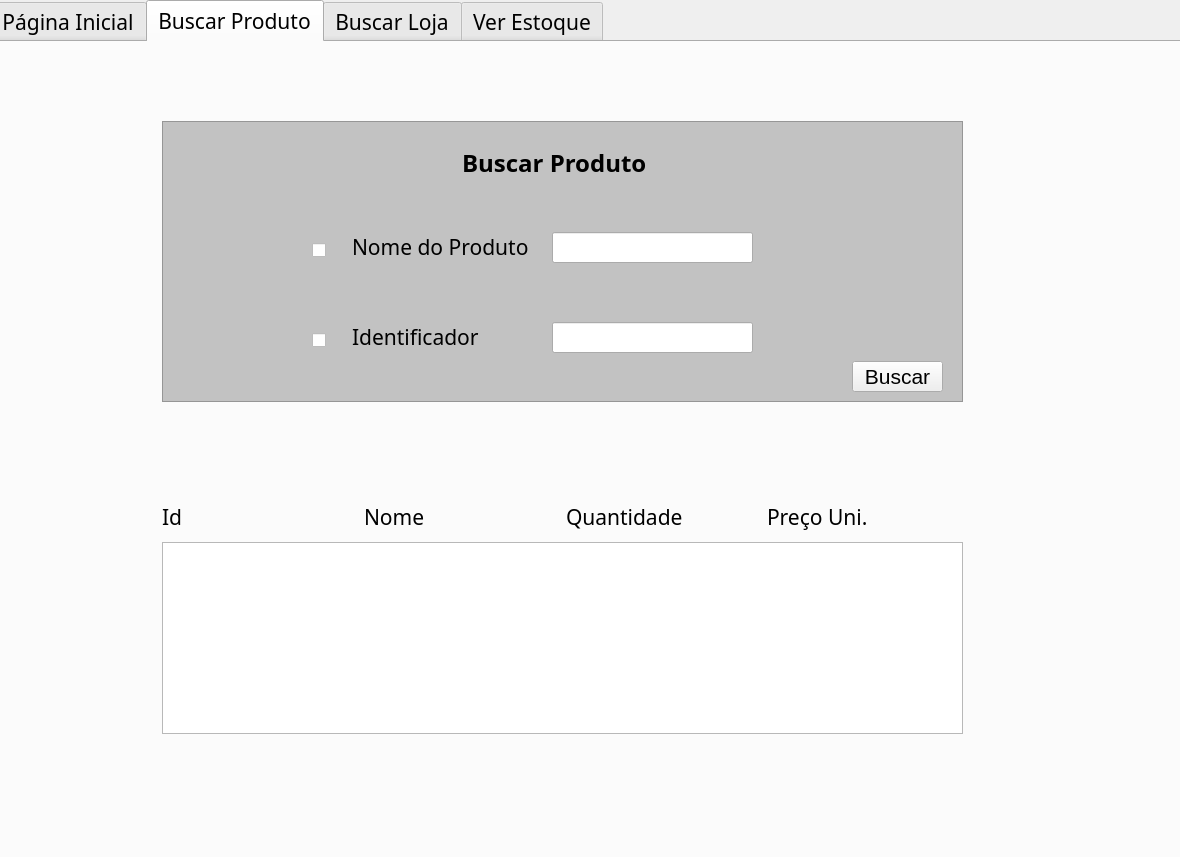
This is telas/Home.ui in FranciscoMaik/Toth as Qt 5 draws it before an edit. The edited form follows.
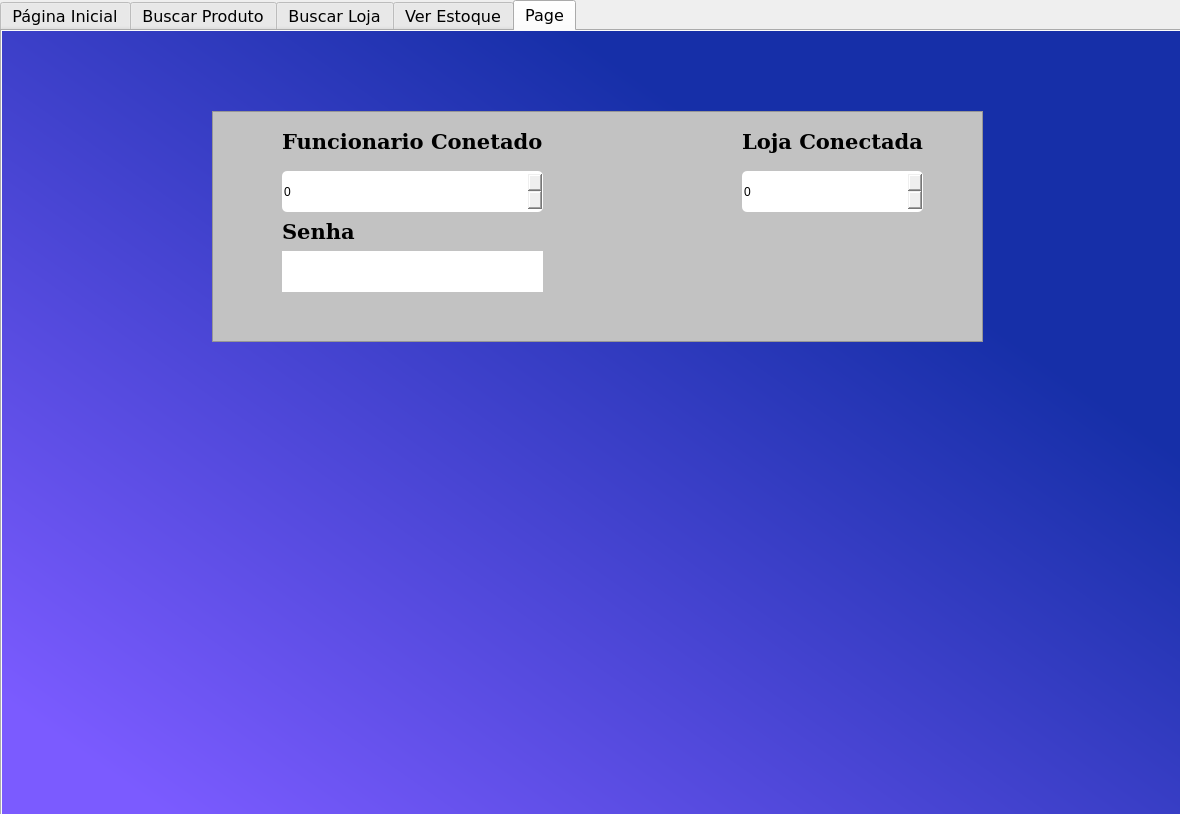
This is the edited form. The open tabs and pages were chosen to show the change.

```diff
--- a/telas/Home.ui
+++ b/telas/Home.ui
@@ -7,7 +7,7 @@
     <x>0</x>
     <y>0</y>
     <width>1180</width>
-    <height>857</height>
+    <height>814</height>
    </rect>
   </property>
   <property name="windowTitle">
@@ -16,10 +16,13 @@
   <property name="autoFillBackground">
    <bool>false</bool>
   </property>
-  <widget class="QTabWidget" name="CadastrarProduto">
+  <widget class="QTabWidget" name="grafico">
+   <property name="enabled">
+    <bool>true</bool>
+   </property>
    <property name="geometry">
     <rect>
-     <x>-10</x>
+     <x>0</x>
      <y>0</y>
      <width>1191</width>
      <height>861</height>
@@ -27,8 +30,8 @@
    </property>
    <property name="font">
     <font>
-     <family>Microsoft PhagsPa</family>
-     <pointsize>16</pointsize>
+     <family>DejaVu Sans</family>
+     <pointsize>12</pointsize>
     </font>
    </property>
    <property name="layoutDirection">
@@ -37,7 +40,7 @@
    <property name="currentIndex">
     <number>0</number>
    </property>
-   <widget class="QWidget" name="tab">
+   <widget class="QWidget" name="pagina_inicial">
     <property name="font">
      <font>
       <family>Microsoft PhagsPa</family>
@@ -199,13 +202,24 @@
       <string>Atualizar</string>
      </property>
     </widget>
-    <widget class="QLabel" name="grafico">
+    <widget class="QWidget" name="gridLayoutWidget">
      <property name="geometry">
       <rect>
        <x>650</x>
        <y>170</y>
        <width>471</width>
-       <height>411</height>
+       <height>381</height>
+      </rect>
+     </property>
+     <layout class="QGridLayout" name="gridLayout"/>
+    </widget>
+    <widget class="QLabel" name="lb_loja_conect">
+     <property name="geometry">
+      <rect>
+       <x>1090</x>
+       <y>750</y>
+       <width>67</width>
+       <height>17</height>
       </rect>
      </property>
      <property name="text">
@@ -213,7 +227,12 @@
      </property>
     </widget>
    </widget>
-   <widget class="QWidget" name="tab_3">
+   <widget class="QWidget" name="buscar_produto">
+    <property name="styleSheet">
+     <string notr="true">#buscar_produto{
+background-color: qlineargradient(spread:pad, x1:0.095, y1:0.903, x2:0.994, y2:0.0113636, stop:0 rgba(123, 91, 255, 255), stop:0.716418 rgba(22, 47, 168, 255));
+}</string>
+    </property>
     <attribute name="title">
      <string>Buscar Produto</string>
     </attribute>
@@ -238,44 +257,6 @@
       <string>Buscar Produto</string>
      </property>
     </widget>
-    <widget class="QCheckBox" name="cb_nome_produto">
-     <property name="geometry">
-      <rect>
-       <x>320</x>
-       <y>200</y>
-       <width>70</width>
-       <height>17</height>
-      </rect>
-     </property>
-     <property name="font">
-      <font>
-       <family>Microsoft PhagsPa</family>
-       <pointsize>16</pointsize>
-      </font>
-     </property>
-     <property name="text">
-      <string/>
-     </property>
-    </widget>
-    <widget class="QCheckBox" name="cb_id_produto">
-     <property name="geometry">
-      <rect>
-       <x>320</x>
-       <y>290</y>
-       <width>70</width>
-       <height>17</height>
-      </rect>
-     </property>
-     <property name="font">
-      <font>
-       <family>Microsoft PhagsPa</family>
-       <pointsize>16</pointsize>
-      </font>
-     </property>
-     <property name="text">
-      <string/>
-     </property>
-    </widget>
     <widget class="QLineEdit" name="txt_nome_produto">
      <property name="geometry">
       <rect>
@@ -291,6 +272,11 @@
        <pointsize>16</pointsize>
       </font>
      </property>
+     <property name="styleSheet">
+      <string notr="true">#txt_nome_produto{
+border-radius: 5px;
+}</string>
+     </property>
     </widget>
     <widget class="QLineEdit" name="txt_id_produto">
      <property name="geometry">
@@ -307,12 +293,17 @@
        <pointsize>16</pointsize>
       </font>
      </property>
+     <property name="styleSheet">
+      <string notr="true">#txt_id_produto{
+border-radius: 5px;
+}</string>
+     </property>
     </widget>
     <widget class="QFrame" name="frame_4">
      <property name="geometry">
       <rect>
-       <x>170</x>
-       <y>79</y>
+       <x>200</x>
+       <y>90</y>
        <width>801</width>
        <height>281</height>
       </rect>
@@ -342,6 +333,12 @@
         <pointsize>16</pointsize>
        </font>
       </property>
+      <property name="styleSheet">
+       <string notr="true">#btn_buscar_produto{
+background-color:rgb(138, 226, 52);
+border-radius: 5px;
+}</string>
+      </property>
       <property name="text">
        <string>Buscar</string>
       </property>
@@ -349,16 +346,16 @@
      <widget class="QLabel" name="label_13">
       <property name="geometry">
        <rect>
-        <x>190</x>
-        <y>110</y>
+        <x>160</x>
+        <y>100</y>
         <width>191</width>
         <height>31</height>
        </rect>
       </property>
       <property name="font">
        <font>
-        <family>Microsoft PhagsPa</family>
-        <pointsize>16</pointsize>
+        <family>DejaVu Sans</family>
+        <pointsize>14</pointsize>
        </font>
       </property>
       <property name="text">
@@ -368,22 +365,60 @@
      <widget class="QLabel" name="label_14">
       <property name="geometry">
        <rect>
-        <x>190</x>
-        <y>200</y>
+        <x>160</x>
+        <y>190</y>
         <width>161</width>
         <height>31</height>
        </rect>
       </property>
       <property name="font">
        <font>
-        <family>Microsoft PhagsPa</family>
-        <pointsize>16</pointsize>
+        <family>DejaVu Sans</family>
+        <pointsize>14</pointsize>
        </font>
       </property>
       <property name="text">
        <string>Identificador</string>
       </property>
      </widget>
+     <widget class="QCheckBox" name="cb_nome_produto">
+      <property name="geometry">
+       <rect>
+        <x>120</x>
+        <y>110</y>
+        <width>16</width>
+        <height>17</height>
+       </rect>
+      </property>
+      <property name="font">
+       <font>
+        <family>Microsoft PhagsPa</family>
+        <pointsize>16</pointsize>
+       </font>
+      </property>
+      <property name="text">
+       <string/>
+      </property>
+     </widget>
+     <widget class="QCheckBox" name="cb_id_produto">
+      <property name="geometry">
+       <rect>
+        <x>120</x>
+        <y>200</y>
+        <width>16</width>
+        <height>17</height>
+       </rect>
+      </property>
+      <property name="font">
+       <font>
+        <family>Microsoft PhagsPa</family>
+        <pointsize>16</pointsize>
+       </font>
+      </property>
+      <property name="text">
+       <string/>
+      </property>
+     </widget>
     </widget>
     <widget class="QWidget" name="layoutWidget">
      <property name="geometry">
@@ -400,69 +435,97 @@
        <pointsize>16</pointsize>
       </font>
      </property>
-     <layout class="QHBoxLayout" name="horizontalLayout">
-      <item>
-       <widget class="QLabel" name="label_15">
-        <property name="font">
-         <font>
-          <family>Microsoft PhagsPa</family>
-          <pointsize>16</pointsize>
-         </font>
-        </property>
-        <property name="text">
-         <string>Id</string>
-        </property>
-       </widget>
-      </item>
-      <item>
-       <widget class="QLabel" name="label_16">
-        <property name="font">
-         <font>
-          <family>Microsoft PhagsPa</family>
-          <pointsize>16</pointsize>
-         </font>
-        </property>
-        <property name="text">
-         <string>Nome</string>
-        </property>
-       </widget>
-      </item>
-      <item>
-       <widget class="QLabel" name="label_17">
-        <property name="font">
-         <font>
-          <family>Microsoft PhagsPa</family>
-          <pointsize>16</pointsize>
-         </font>
-        </property>
-        <property name="text">
-         <string>Quantidade</string>
-        </property>
-       </widget>
-      </item>
-      <item>
-       <widget class="QLabel" name="label_18">
-        <property name="font">
-         <font>
-          <family>Microsoft PhagsPa</family>
-          <pointsize>16</pointsize>
-         </font>
-        </property>
-        <property name="text">
-         <string>Preço Uni.</string>
-        </property>
-       </widget>
-      </item>
-     </layout>
+     <layout class="QHBoxLayout" name="horizontalLayout"/>
     </widget>
     <widget class="QColumnView" name="cv_mostrar_produtos">
      <property name="geometry">
       <rect>
-       <x>170</x>
-       <y>500</y>
+       <x>200</x>
+       <y>490</y>
        <width>801</width>
        <height>192</height>
       </rect>
+     </property>
+     <property name="styleSheet">
+      <string notr="true">#cv_mostrar_produtos{
+border-radius: 5px;
+}</string>
+     </property>
+    </widget>
+    <widget class="QLabel" name="label_16">
+     <property name="geometry">
+      <rect>
+       <x>402</x>
+       <y>451</y>
+       <width>196</width>
+       <height>27</height>
+      </rect>
+     </property>
+     <property name="font">
+      <font>
+       <family>Microsoft PhagsPa</family>
+       <pointsize>16</pointsize>
+      </font>
+     </property>
+     <property name="text">
+      <string>Nome</string>
+     </property>
+    </widget>
+    <widget class="QLabel" name="label_15">
+     <property name="geometry">
+      <rect>
+       <x>201</x>
+       <y>451</y>
+       <width>195</width>
+       <height>27</height>
+      </rect>
+     </property>
+     <property name="font">
+      <font>
+       <family>Microsoft PhagsPa</family>
+       <pointsize>16</pointsize>
+      </font>
+     </property>
+     <property name="text">
+      <string>Id</string>
+     </property>
+    </widget>
+    <widget class="QLabel" name="label_18">
+     <property name="geometry">
+      <rect>
+       <x>805</x>
+       <y>451</y>
+       <width>195</width>
+       <height>27</height>
+      </rect>
+     </property>
+     <property name="font">
+      <font>
+       <family>Microsoft PhagsPa</family>
+       <pointsize>16</pointsize>
+      </font>
+     </property>
+     <property name="text">
+      <string>Preço Uni.</string>
+     </property>
+    </widget>
+    <widget class="QLabel" name="label_17">
+     <property name="geometry">
+      <rect>
+       <x>604</x>
+       <y>451</y>
+       <width>195</width>
+       <height>27</height>
+      </rect>
+     </property>
+     <property name="font">
+      <font>
+       <family>Microsoft PhagsPa</family>
+       <pointsize>16</pointsize>
+      </font>
+     </property>
+     <property name="text">
+      <string>Quantidade</string>
      </property>
     </widget>
     <zorder>layoutWidget</zorder>
@@ -474,7 +537,12 @@
     <zorder>txt_id_produto</zorder>
     <zorder>cv_mostrar_produtos</zorder>
    </widget>
-   <widget class="QWidget" name="widget">
+   <widget class="QWidget" name="buscar_loja">
+    <property name="styleSheet">
+     <string notr="true">#buscar_loja{
+background-color: qlineargradient(spread:pad, x1:0.095, y1:0.903, x2:0.994, y2:0.0113636, stop:0 rgba(123, 91, 255, 255), stop:0.716418 rgba(22, 47, 168, 255));
+}</string>
+    </property>
     <attribute name="title">
      <string>Buscar Loja</string>
     </attribute>
@@ -656,7 +724,12 @@
     <zorder>txt_nome_filial</zorder>
     <zorder>cv_mostrar_loja</zorder>
    </widget>
-   <widget class="QWidget" name="tab_4">
+   <widget class="QWidget" name="ver_estoque">
+    <property name="styleSheet">
+     <string notr="true">#ver_estoque{
+background-color: qlineargradient(spread:pad, x1:0.095, y1:0.903, x2:0.994, y2:0.0113636, stop:0 rgba(123, 91, 255, 255), stop:0.716418 rgba(22, 47, 168, 255));
+}</string>
+    </property>
     <attribute name="title">
      <string>Ver Estoque</string>
     </attribute>
@@ -899,6 +972,164 @@
     <zorder>cb_id_loja_estoque</zorder>
     <zorder>cv_estoque</zorder>
    </widget>
+   <widget class="QWidget" name="identificador_loja">
+    <property name="styleSheet">
+     <string notr="true">#identificador_loja{
+background-color: qlineargradient(spread:pad, x1:0.095, y1:0.903, x2:0.994, y2:0.0113636, stop:0 rgba(123, 91, 255, 255), stop:0.716418 rgba(22, 47, 168, 255));
+}</string>
+    </property>
+    <attribute name="title">
+     <string>Page</string>
+    </attribute>
+    <widget class="QLabel" name="label_3">
+     <property name="geometry">
+      <rect>
+       <x>740</x>
+       <y>90</y>
+       <width>181</width>
+       <height>41</height>
+      </rect>
+     </property>
+     <property name="font">
+      <font>
+       <family>DejaVu Serif</family>
+       <pointsize>16</pointsize>
+       <weight>75</weight>
+       <italic>false</italic>
+       <bold>true</bold>
+      </font>
+     </property>
+     <property name="text">
+      <string>Loja Conectada</string>
+     </property>
+    </widget>
+    <widget class="QSpinBox" name="sb_loja_conectada">
+     <property name="geometry">
+      <rect>
+       <x>740</x>
+       <y>140</y>
+       <width>181</width>
+       <height>41</height>
+      </rect>
+     </property>
+     <property name="styleSheet">
+      <string notr="true">#sb_loja_conectada{
+border-radius: 5px;
+}</string>
+     </property>
+     <property name="maximum">
+      <number>100000</number>
+     </property>
+    </widget>
+    <widget class="QLabel" name="label_4">
+     <property name="geometry">
+      <rect>
+       <x>280</x>
+       <y>90</y>
+       <width>261</width>
+       <height>41</height>
+      </rect>
+     </property>
+     <property name="font">
+      <font>
+       <family>DejaVu Serif</family>
+       <pointsize>16</pointsize>
+       <weight>75</weight>
+       <italic>false</italic>
+       <bold>true</bold>
+      </font>
+     </property>
+     <property name="text">
+      <string>Funcionario Conetado</string>
+     </property>
+    </widget>
+    <widget class="QSpinBox" name="sb_func_conectado">
+     <property name="geometry">
+      <rect>
+       <x>280</x>
+       <y>140</y>
+       <width>261</width>
+       <height>41</height>
+      </rect>
+     </property>
+     <property name="styleSheet">
+      <string notr="true">#sb_func_conectado{
+border-radius: 5px;
+}</string>
+     </property>
+     <property name="maximum">
+      <number>1000</number>
+     </property>
+     <property name="displayIntegerBase">
+      <number>10</number>
+     </property>
+    </widget>
+    <widget class="QTextEdit" name="txt_senha_conectada">
+     <property name="geometry">
+      <rect>
+       <x>280</x>
+       <y>220</y>
+       <width>261</width>
+       <height>41</height>
+      </rect>
+     </property>
+     <property name="styleSheet">
+      <string notr="true">#txt_senha_conectada{
+border-radius: 5px;
+}</string>
+     </property>
+    </widget>
+    <widget class="QLabel" name="label_5">
+     <property name="geometry">
+      <rect>
+       <x>280</x>
+       <y>180</y>
+       <width>261</width>
+       <height>41</height>
+      </rect>
+     </property>
+     <property name="font">
+      <font>
+       <family>DejaVu Serif</family>
+       <pointsize>16</pointsize>
+       <weight>75</weight>
+       <italic>false</italic>
+       <bold>true</bold>
+      </font>
+     </property>
+     <property name="text">
+      <string>Senha</string>
+     </property>
+    </widget>
+    <widget class="QFrame" name="frame_3">
+     <property name="geometry">
+      <rect>
+       <x>210</x>
+       <y>80</y>
+       <width>771</width>
+       <height>231</height>
+      </rect>
+     </property>
+     <property name="styleSheet">
+      <string notr="true">#frame_3{
+background-color:rgb(194, 194, 194);
+}</string>
+     </property>
+     <property name="frameShape">
+      <enum>QFrame::StyledPanel</enum>
+     </property>
+     <property name="frameShadow">
+      <enum>QFrame::Raised</enum>
+     </property>
+    </widget>
+    <zorder>frame_3</zorder>
+    <zorder>label_3</zorder>
+    <zorder>sb_loja_conectada</zorder>
+    <zorder>label_4</zorder>
+    <zorder>sb_func_conectado</zorder>
+    <zorder>txt_senha_conectada</zorder>
+    <zorder>label_5</zorder>
+   </widget>
   </widget>
  </widget>
  <resources/>
```
Left out of the diff: 356 changed lines with no effect on the pictures.
